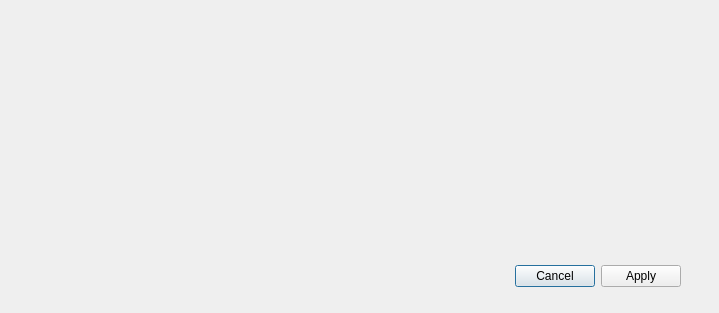
golosio/XRayStudio, file src/deviceinspect.ui: the form before one commit.
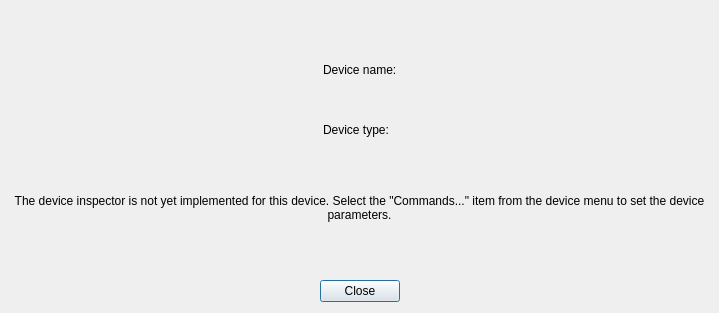
The form after the commit.

Commit message: Changed template folders location Added imaging examples to template projects Added device banners

The edit to the form file:
```diff
--- a/src/deviceinspect.ui
+++ b/src/deviceinspect.ui
@@ -13,22 +13,137 @@
   <property name="windowTitle">
    <string>Dialog</string>
   </property>
-  <widget class="QDialogButtonBox" name="buttonBox">
-   <property name="geometry">
-    <rect>
-     <x>340</x>
-     <y>260</y>
-     <width>341</width>
-     <height>32</height>
-    </rect>
-   </property>
-   <property name="orientation">
-    <enum>Qt::Horizontal</enum>
-   </property>
-   <property name="standardButtons">
-    <set>QDialogButtonBox::Apply|QDialogButtonBox::Cancel</set>
-   </property>
-  </widget>
+  <layout class="QVBoxLayout" name="verticalLayout_2">
+   <item>
+    <spacer name="verticalSpacer_2">
+     <property name="orientation">
+      <enum>Qt::Vertical</enum>
+     </property>
+     <property name="sizeHint" stdset="0">
+      <size>
+       <width>20</width>
+       <height>35</height>
+      </size>
+     </property>
+    </spacer>
+   </item>
+   <item>
+    <layout class="QHBoxLayout" name="horizontalLayout">
+     <item>
+      <spacer name="horizontalSpacer">
+       <property name="orientation">
+        <enum>Qt::Horizontal</enum>
+       </property>
+       <property name="sizeHint" stdset="0">
+        <size>
+         <width>40</width>
+         <height>20</height>
+        </size>
+       </property>
+      </spacer>
+     </item>
+     <item>
+      <layout class="QVBoxLayout" name="verticalLayout">
+       <item>
+        <widget class="QLabel" name="deviceNameLabel">
+         <property name="text">
+          <string>Device name:</string>
+         </property>
+        </widget>
+       </item>
+       <item>
+        <spacer name="verticalSpacer">
+         <property name="orientation">
+          <enum>Qt::Vertical</enum>
+         </property>
+         <property name="sizeHint" stdset="0">
+          <size>
+           <width>20</width>
+           <height>40</height>
+          </size>
+         </property>
+        </spacer>
+       </item>
+       <item>
+        <widget class="QLabel" name="deviceTypeLabel">
+         <property name="text">
+          <string>Device type:</string>
+         </property>
+        </widget>
+       </item>
+      </layout>
+     </item>
+     <item>
+      <spacer name="horizontalSpacer_2">
+       <property name="orientation">
+        <enum>Qt::Horizontal</enum>
+       </property>
+       <property name="sizeHint" stdset="0">
+        <size>
+         <width>308</width>
+         <height>20</height>
+        </size>
+       </property>
+      </spacer>
+     </item>
+    </layout>
+   </item>
+   <item>
+    <spacer name="verticalSpacer_4">
+     <property name="orientation">
+      <enum>Qt::Vertical</enum>
+     </property>
+     <property name="sizeHint" stdset="0">
+      <size>
+       <width>20</width>
+       <height>35</height>
+      </size>
+     </property>
+    </spacer>
+   </item>
+   <item>
+    <widget class="QLabel" name="messageLabel">
+     <property name="text">
+      <string>&lt;html&gt;&lt;head/&gt;&lt;body&gt;&lt;p&gt;The device inspector is not yet implemented for this device. Select the &amp;quot;Commands...&amp;quot; item from the device menu to set the device parameters.&lt;/p&gt;&lt;/body&gt;&lt;/html&gt;</string>
+     </property>
+     <property name="textFormat">
+      <enum>Qt::RichText</enum>
+     </property>
+     <property name="alignment">
+      <set>Qt::AlignCenter</set>
+     </property>
+     <property name="wordWrap">
+      <bool>true</bool>
+     </property>
+    </widget>
+   </item>
+   <item>
+    <spacer name="verticalSpacer_3">
+     <property name="orientation">
+      <enum>Qt::Vertical</enum>
+     </property>
+     <property name="sizeHint" stdset="0">
+      <size>
+       <width>20</width>
+       <height>35</height>
+      </size>
+     </property>
+    </spacer>
+   </item>
+   <item>
+    <widget class="QDialogButtonBox" name="buttonBox">
+     <property name="orientation">
+      <enum>Qt::Horizontal</enum>
+     </property>
+     <property name="standardButtons">
+      <set>QDialogButtonBox::Close</set>
+     </property>
+     <property name="centerButtons">
+      <bool>true</bool>
+     </property>
+    </widget>
+   </item>
+  </layout>
  </widget>
  <resources/>
  <connections>
```
Left out of the diff: 2 changed lines with no effect on the pictures. The commit also changes 263 other files.
